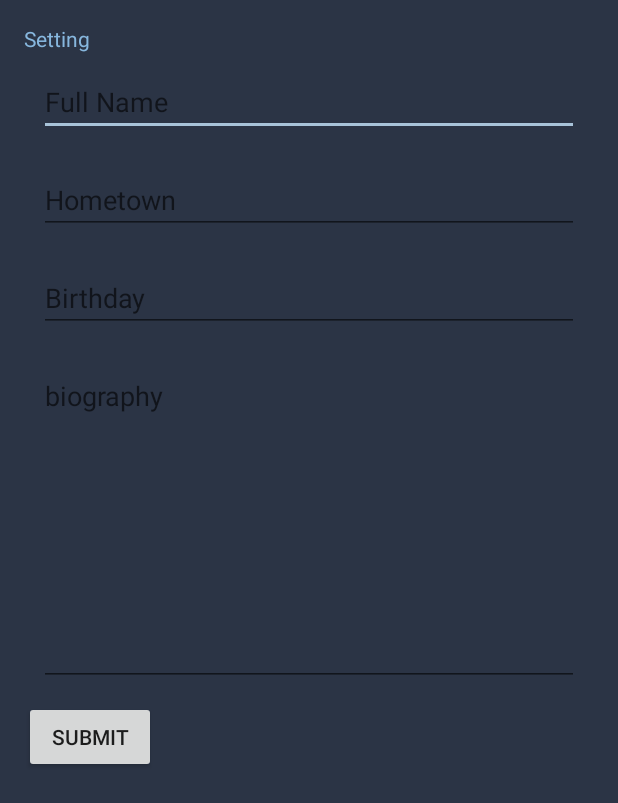
After one commit to ShuyangLiu/Social-Network-App, an Android app: the layout activity_setting_page.xml on its own in the app's theme, with its tools: preview values and no code run, on a phone screen of 412 x 824 dp. The commit adds this screen. Shown: the top 803 px of the screen. Run offline under Robolectric (Android 15) with nearby library versions, the phone set to English and light mode, and no system bars.

```diff
--- a/app/src/main/AndroidManifest.xml
+++ b/app/src/main/AndroidManifest.xml
@@ -29,6 +29,8 @@
         </activity>
         <activity android:name=".MyProfile" >
         </activity>
+        <activity android:name=".SettingPage" >
+        </activity>
     </application>
 
 </manifest>
--- a/app/src/main/res/layout/activity_my_profile.xml
+++ b/app/src/main/res/layout/activity_my_profile.xml
@@ -23,8 +23,8 @@
         />
 
     <ImageView
-        android:layout_width="24dp"
-        android:layout_height="24dp"
+        android:layout_width="250dp"
+        android:layout_height="250dp"
         android:id="@+id/myprofile_Photo"
         android:layout_below="@id/myprofile_Name"
         android:layout_margin="20dp"
--- /dev/null
+++ b/app/src/main/res/layout/activity_setting_page.xml
@@ -0,0 +1,80 @@
+<?xml version="1.0" encoding="utf-8"?>
+
+<ScrollView xmlns:android="http://schemas.android.com/apk/res/android"
+            xmlns:tools="http://schemas.android.com/tools"
+            android:layout_width="fill_parent"
+            android:layout_height="fill_parent"
+            android:background="@color/background"
+    >
+<RelativeLayout
+    android:layout_width="fill_parent"
+    android:layout_height="fill_parent"
+    android:paddingLeft="@dimen/activity_horizontal_margin"
+    android:paddingRight="@dimen/activity_horizontal_margin"
+    android:paddingTop="@dimen/activity_vertical_margin"
+    android:paddingBottom="@dimen/activity_vertical_margin"
+    android:background="@color/background"
+    tools:context="csc296.projectapplication02.SettingPage">
+
+    <TextView
+        android:layout_width="wrap_content"
+        android:layout_height="wrap_content"
+        android:text="@string/setting_title"
+        android:id="@+id/setting_title"
+        android:textColor="@color/text"/>
+
+    <EditText
+        android:layout_width="match_parent"
+        android:layout_height="wrap_content"
+        android:textColor="@color/text"
+        android:layout_below="@id/setting_title"
+        android:hint="@string/setting_name"
+        android:layout_margin="10dp"
+        android:id="@+id/setting_name"
+        />
+
+    <EditText
+        android:layout_width="match_parent"
+        android:layout_height="wrap_content"
+        android:textColor="@color/text"
+        android:layout_below="@id/setting_name"
+        android:hint="@string/setting_hometown"
+        android:layout_margin="10dp"
+        android:id="@+id/setting_hometown"
+        />
+
+    <EditText
+        android:layout_width="match_parent"
+        android:layout_height="wrap_content"
+        android:textColor="@color/text"
+        android:layout_below="@id/setting_hometown"
+        android:hint="@string/setting_birthday"
+        android:layout_margin="10dp"
+        android:id="@+id/setting_birthday"
+        />
+
+    <EditText
+        android:layout_width="match_parent"
+        android:layout_height="wrap_content"
+        android:textColor="@color/text"
+        android:layout_below="@id/setting_birthday"
+        android:hint="@string/setting_bio"
+        android:layout_margin="10dp"
+        android:lines="10"
+        android:gravity="top|start"
+        android:maxLines="15"
+        android:minLines="9"
+        android:scrollbars="vertical"
+        android:id="@+id/setting_bio"
+        />
+
+    <Button
+        android:layout_width="wrap_content"
+        android:layout_height="wrap_content"
+        android:text="@string/setting_submit"
+        android:layout_below="@id/setting_bio"
+        android:id="@+id/setting_submit"/>
+
+
+</RelativeLayout>
+</ScrollView>
--- a/app/src/main/res/values/strings.xml
+++ b/app/src/main/res/values/strings.xml
@@ -29,4 +29,12 @@
     <string name="create_post_editText">Write something here...</string>
     <string name="create_post_take_picture">Take a Picture!</string>
     <string name="create_post_submit">POST</string>
+    <string name="my_profile_menu_home">Home</string>
+    <string name="setting_title">Setting</string>
+    <string name="setting_name">Full Name</string>
+    <string name="setting_email">Email</string>
+    <string name="setting_hometown">Hometown</string>
+    <string name="setting_bio">biography</string>
+    <string name="setting_submit">SUBMIT</string>
+    <string name="setting_birthday">Birthday</string>
 </resources>
```
Also changed, not shown: app/src/main/java/csc296/projectapplication02/MyProfile.java (+55 -1 lines), app/src/main/java/csc296/projectapplication02/SettingPage.java (added, +134 -0 lines), app/src/main/java/csc296/projectapplication02/model/UserCollection.java (+10 -0 lines), app/src/main/res/menu/my_profile_menu.xml (added, +37 -0 lines), app/src/main/res/menu/setting_menu.xml (added, +38 -0 lines).
